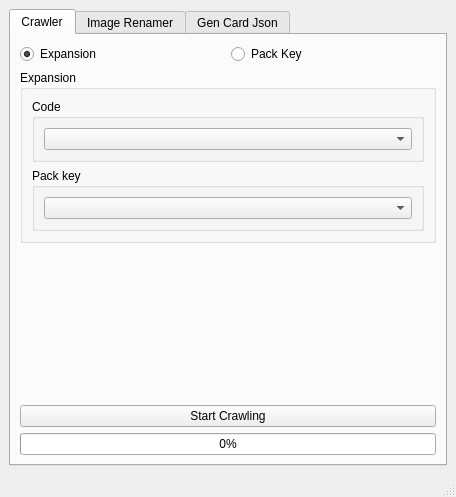
Qt form src/gui/gui.ui (sam9525/pokemon-tcgp-data-scripts) before a commit.
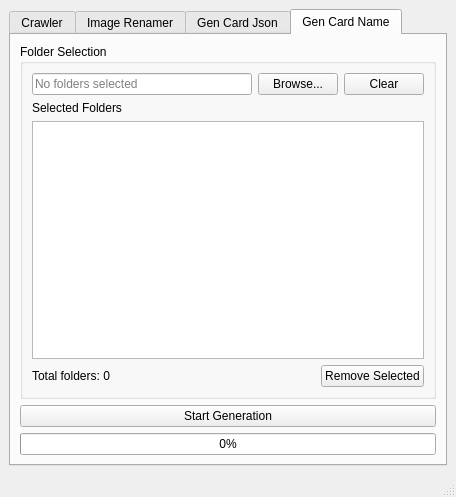
The same form after that commit. The open tabs and pages were chosen to show the change. Icons and pictures are not drawn.

Commit message: Add gen card name list tab

```diff
--- a/src/gui/gui.ui
+++ b/src/gui/gui.ui
@@ -50,6 +50,8 @@
       <property name="bottomMargin">
        <number>0</number>
       </property>
+     </layout>
+    </item>
       <item>
        <widget class="QTabWidget" name="tabWidget">
         <property name="sizePolicy">
@@ -61,6 +63,9 @@
         <property name="focusPolicy">
          <enum>Qt::TabFocus</enum>
         </property>
+      <property name="toolTipDuration">
+       <number>0</number>
+      </property>
         <property name="currentIndex">
          <number>0</number>
         </property>
@@ -558,9 +563,139 @@
           </item>
          </layout>
         </widget>
-       </widget>
-      </item>
-     </layout>
+      <widget class="QWidget" name="tab">
+       <attribute name="title">
+        <string>Gen Card Name</string>
+       </attribute>
+       <layout class="QVBoxLayout" name="verticalLayout_15">
+        <item>
+         <widget class="QGroupBox" name="groupBox_6">
+          <property name="title">
+           <string>Folder Selection</string>
+          </property>
+          <layout class="QVBoxLayout" name="verticalLayout_13">
+           <item>
+            <layout class="QHBoxLayout" name="horizontalLayout_11">
+             <item>
+              <widget class="QLineEdit" name="folderLineEditInTab4">
+               <property name="locale">
+                <locale language="English" country="UnitedStates"/>
+               </property>
+               <property name="readOnly">
+                <bool>true</bool>
+               </property>
+               <property name="placeholderText">
+                <string>No folders selected</string>
+               </property>
+              </widget>
+             </item>
+             <item>
+              <widget class="QPushButton" name="browseFolderBtnInTab4">
+               <property name="text">
+                <string>Browse...</string>
+               </property>
+               <property name="icon">
+                <iconset theme="folder-open">
+                 <normaloff>C:/Users/sam99/AppData/Local/Temp/Rar$DRa61588.31932.rartemp</normaloff>C:/Users/sam99/AppData/Local/Temp/Rar$DRa61588.31932.rartemp</iconset>
+               </property>
+               <property name="checkable">
+                <bool>false</bool>
+               </property>
+               <property name="autoRepeat">
+                <bool>false</bool>
+               </property>
+               <property name="autoExclusive">
+                <bool>false</bool>
+               </property>
+               <property name="autoDefault">
+                <bool>false</bool>
+               </property>
+               <property name="default">
+                <bool>false</bool>
+               </property>
+              </widget>
+             </item>
+             <item>
+              <widget class="QPushButton" name="clearFoldersBtnInTab4">
+               <property name="text">
+                <string>Clear</string>
+               </property>
+               <property name="icon">
+                <iconset theme="edit-clear">
+                 <normaloff>C:/Users/sam99/AppData/Local/Temp/Rar$DRa61588.31932.rartemp</normaloff>C:/Users/sam99/AppData/Local/Temp/Rar$DRa61588.31932.rartemp</iconset>
+               </property>
+               <property name="checkable">
+                <bool>false</bool>
+               </property>
+              </widget>
+             </item>
+            </layout>
+           </item>
+           <item>
+            <widget class="QLabel" name="label_3">
+             <property name="text">
+              <string>Selected Folders</string>
+             </property>
+            </widget>
+           </item>
+           <item>
+            <widget class="QListWidget" name="folderListInTab4"/>
+           </item>
+           <item>
+            <layout class="QHBoxLayout" name="horizontalLayout_10">
+             <item>
+              <widget class="QLabel" name="countLabelInTab4">
+               <property name="text">
+                <string>Total folders: 0</string>
+               </property>
+              </widget>
+             </item>
+             <item>
+              <spacer name="horizontalSpacer_4">
+               <property name="orientation">
+                <enum>Qt::Horizontal</enum>
+               </property>
+               <property name="sizeHint" stdset="0">
+                <size>
+                 <width>40</width>
+                 <height>20</height>
+                </size>
+               </property>
+              </spacer>
+             </item>
+             <item>
+              <widget class="QPushButton" name="removeSelectedBtnInTab4">
+               <property name="text">
+                <string>Remove Selected</string>
+               </property>
+               <property name="icon">
+                <iconset theme="list-remove">
+                 <normaloff>C:/Users/sam99/AppData/Local/Temp/Rar$DRa61588.31932.rartemp</normaloff>C:/Users/sam99/AppData/Local/Temp/Rar$DRa61588.31932.rartemp</iconset>
+               </property>
+              </widget>
+             </item>
+            </layout>
+           </item>
+          </layout>
+         </widget>
+        </item>
+        <item>
+         <widget class="QPushButton" name="startGenCardNameBtn">
+          <property name="text">
+           <string>Start Generation</string>
+          </property>
+         </widget>
+        </item>
+        <item>
+         <widget class="QProgressBar" name="cardNameProgressBar">
+          <property name="value">
+           <number>0</number>
+          </property>
+         </widget>
+        </item>
+       </layout>
+      </widget>
+     </widget>
     </item>
    </layout>
   </widget>
```
Lines whose indentation alone changed are shown as unchanged. The commit also changes 11 other files.
